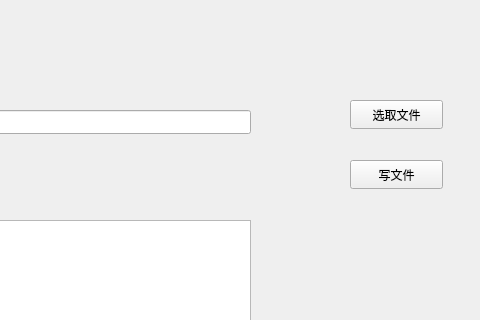
Before: the Qt Designer form file_write/widget.ui in wengsmallfang/Object_oriented_1, drawn with Qt 5; both pictures show x 320 to 800 and y 0 to 320 of the 800 by 600 pixel window.
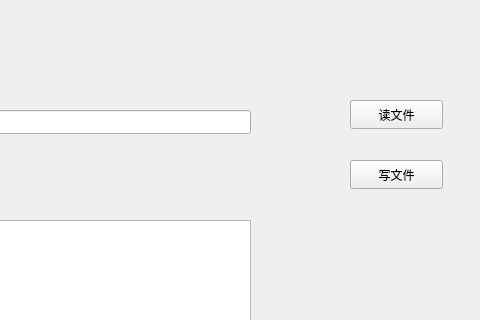
After: the same form once the commit is applied.

Diff of the .ui file:
```diff
--- a/file_write/widget.ui
+++ b/file_write/widget.ui
@@ -24,7 +24,7 @@
      </rect>
     </property>
     <property name="text">
-     <string>选取文件</string>
+     <string>读文件</string>
     </property>
    </widget>
    <widget class="QPushButton" name="pushButton_2">
```
